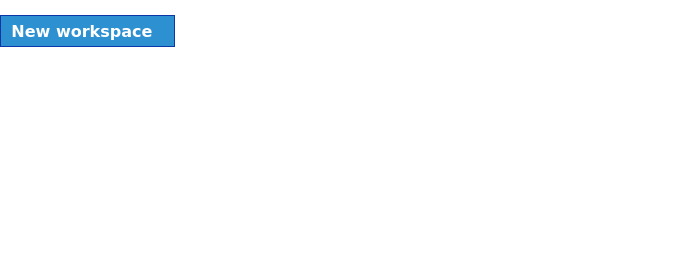
This is parsec/core/gui/forms/workspaces_widget.ui in Scille/parsec-cloud as Qt 5 draws it before an edit. The edited form follows.
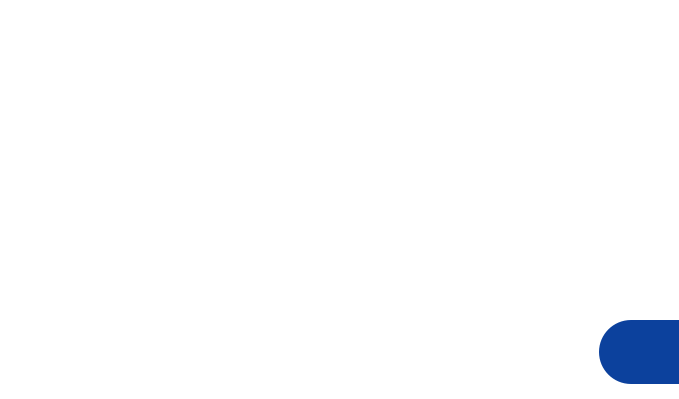
This is the edited form. Icons and pictures are not drawn.

Commit message: [GUI] Re-skinned workspaces and files

```diff
--- a/parsec/core/gui/forms/workspaces_widget.ui
+++ b/parsec/core/gui/forms/workspaces_widget.ui
@@ -7,7 +7,7 @@
     <x>0</x>
     <y>0</y>
     <width>679</width>
-    <height>256</height>
+    <height>399</height>
    </rect>
   </property>
   <property name="windowTitle">
@@ -33,68 +33,6 @@
    <property name="bottomMargin">
     <number>15</number>
    </property>
-   <item>
-    <layout class="QHBoxLayout" name="horizontalLayout">
-     <property name="sizeConstraint">
-      <enum>QLayout::SetMinimumSize</enum>
-     </property>
-     <item>
-      <widget class="QPushButton" name="button_add_workspace">
-       <property name="minimumSize">
-        <size>
-         <width>0</width>
-         <height>32</height>
-        </size>
-       </property>
-       <property name="font">
-        <font>
-         <family>DejaVu Sans</family>
-         <pointsize>12</pointsize>
-         <weight>75</weight>
-         <bold>true</bold>
-        </font>
-       </property>
-       <property name="layoutDirection">
-        <enum>Qt::RightToLeft</enum>
-       </property>
-       <property name="styleSheet">
-        <string notr="true">background-color: rgb(45, 144, 209);
-border: 1px solid rgb(11, 56, 166);
-color: rgb(255, 255, 255);
-padding-left: 10px;
-padding-right: 10px;
-font-weight: bold;</string>
-       </property>
-       <property name="text">
-        <string>New workspace  </string>
-       </property>
-       <property name="icon">
-        <iconset resource="../rc/resources.qrc">
-         <normaloff>:/icons/images/icons/new_workspace.png</normaloff>:/icons/images/icons/new_workspace.png</iconset>
-       </property>
-       <property name="iconSize">
-        <size>
-         <width>24</width>
-         <height>24</height>
-        </size>
-       </property>
-      </widget>
-     </item>
-     <item>
-      <spacer name="horizontalSpacer">
-       <property name="orientation">
-        <enum>Qt::Horizontal</enum>
-       </property>
-       <property name="sizeHint" stdset="0">
-        <size>
-         <width>40</width>
-         <height>20</height>
-        </size>
-       </property>
-      </spacer>
-     </item>
-    </layout>
-   </item>
    <item>
     <layout class="QGridLayout" name="layout_workspaces">
      <property name="sizeConstraint">
@@ -104,7 +42,7 @@
       <number>20</number>
      </property>
      <property name="topMargin">
-      <number>20</number>
+      <number>50</number>
      </property>
      <property name="rightMargin">
       <number>20</number>
@@ -130,6 +68,58 @@
      </property>
     </spacer>
    </item>
+   <item>
+    <layout class="QHBoxLayout" name="horizontalLayout_2">
+     <item>
+      <spacer name="horizontalSpacer_2">
+       <property name="orientation">
+        <enum>Qt::Horizontal</enum>
+       </property>
+       <property name="sizeHint" stdset="0">
+        <size>
+         <width>40</width>
+         <height>20</height>
+        </size>
+       </property>
+      </spacer>
+     </item>
+     <item>
+      <widget class="QPushButton" name="button_add_workspace">
+       <property name="minimumSize">
+        <size>
+         <width>80</width>
+         <height>64</height>
+        </size>
+       </property>
+       <property name="maximumSize">
+        <size>
+         <width>80</width>
+         <height>64</height>
+        </size>
+       </property>
+       <property name="styleSheet">
+        <string notr="true">border-top-left-radius: 32px;
+border-bottom-left-radius: 32px;
+background-color: rgb(12, 65, 157);
+padding-left: 10px;</string>
+       </property>
+       <property name="text">
+        <string/>
+       </property>
+       <property name="icon">
+        <iconset resource="../rc/resources.qrc">
+         <normaloff>:/icons/images/icons/new_workspace.png</normaloff>:/icons/images/icons/new_workspace.png</iconset>
+       </property>
+       <property name="iconSize">
+        <size>
+         <width>36</width>
+         <height>36</height>
+        </size>
+       </property>
+      </widget>
+     </item>
+    </layout>
+   </item>
   </layout>
  </widget>
  <resources>
```
The commit also changes 15 other files.
